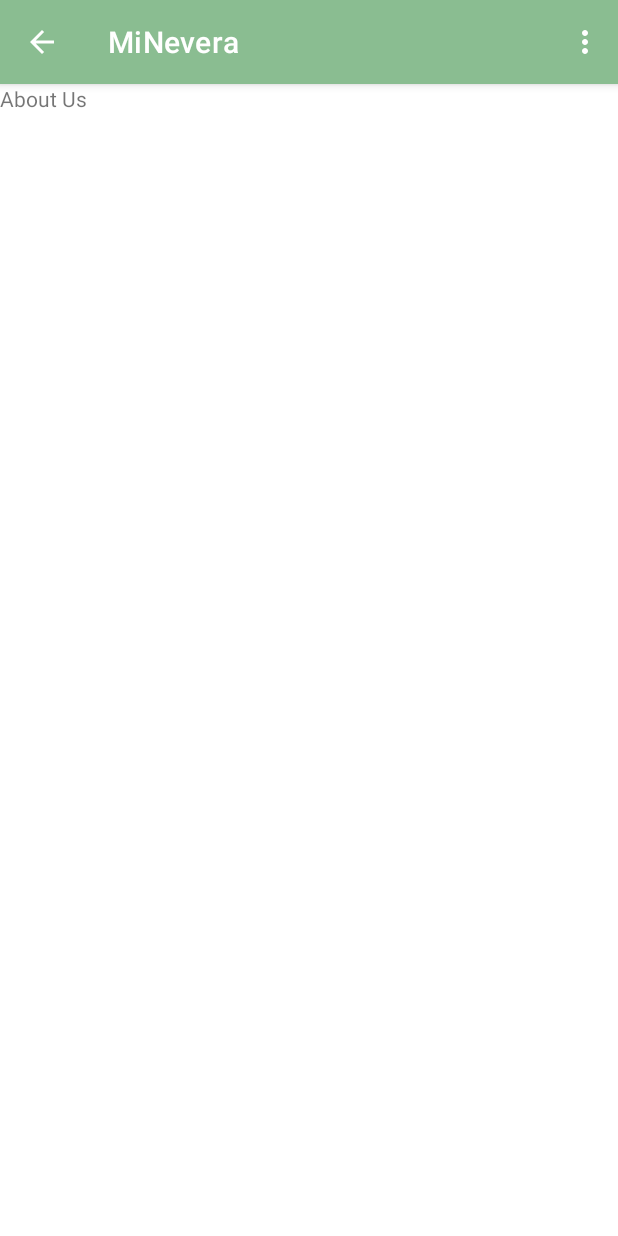
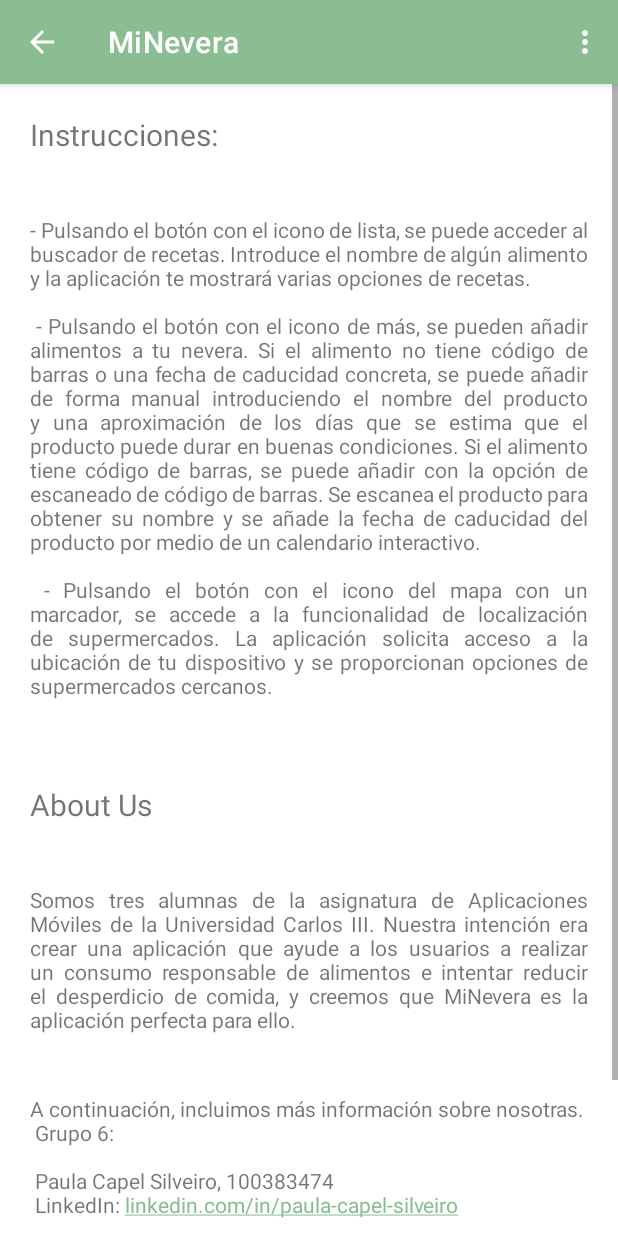
Before and after one commit to deliasnchzgmz/MiNevera, an Android app: the AboutUs screen opened directly, with no data from a screen before it, on a phone screen of 412 x 824 dp. Run offline under Robolectric (Android 15) with nearby library versions, the phone set to English and light mode, and no system bars.

Commit message:
About us

```diff
--- a/app/src/main/res/layout/activity_about_us.xml
+++ b/app/src/main/res/layout/activity_about_us.xml
@@ -5,16 +5,72 @@
     android:layout_width="match_parent"
     android:layout_height="match_parent"
     tools:context=".AboutUs">
+
+        <ScrollView
+            android:layout_width="match_parent"
+            android:layout_height="match_parent">
         <RelativeLayout
             android:layout_width="match_parent"
             android:layout_height="match_parent">
+
                 <TextView
-            android:id="@+id/textView"
+                    android:id="@+id/textInstructions"
+                    android:layout_width="wrap_content"
+                    android:layout_height="wrap_content"
+                    android:text="@string/textInstructions"
+                    tools:layout_editor_absoluteX="39dp"
+                    tools:layout_editor_absoluteY="40dp"
+                    android:textSize="20sp"
+                    android:layout_margin="20dp"/>
+
+                <TextView
+                    android:id="@+id/textInstructions1"
+                    android:layout_width="wrap_content"
+                    android:layout_height="wrap_content"
+                    android:text="@string/textInstructions1"
+                    android:layout_margin="20dp"
+                    tools:layout_editor_absoluteX="39dp"
+                    tools:layout_editor_absoluteY="40dp"
+                    android:justificationMode="inter_word"
+                    android:layout_below="@+id/textInstructions"
+                    />
+
+                <TextView
+                    android:id="@+id/textAboutUs"
                     android:layout_width="wrap_content"
                     android:layout_height="wrap_content"
                     android:text="@string/text_au"
                     tools:layout_editor_absoluteX="39dp"
-            tools:layout_editor_absoluteY="40dp" />
+                    tools:layout_editor_absoluteY="40dp"
+                    android:textSize="20sp"
+                    android:layout_margin="20dp"
+                    android:layout_below="@+id/textInstructions1"/>
+
+                <TextView
+                    android:id="@+id/textAboutUs1"
+                    android:layout_width="wrap_content"
+                    android:layout_height="wrap_content"
+                    android:text="@string/text_au1"
+                    android:layout_margin="20dp"
+                    tools:layout_editor_absoluteX="39dp"
+                    tools:layout_editor_absoluteY="40dp"
+                    android:justificationMode="inter_word"
+                    android:layout_below="@+id/textAboutUs"
+                    />
+
+                <TextView
+                    android:id="@+id/textAboutUs2"
+                    android:layout_width="wrap_content"
+                    android:layout_height="wrap_content"
+                    android:text="@string/text_au2"
+                    android:layout_margin="20dp"
+                    tools:layout_editor_absoluteX="39dp"
+                    tools:layout_editor_absoluteY="40dp"
+                    android:justificationMode="inter_word"
+                    android:layout_below="@+id/textAboutUs1"
+                    android:autoLink="web"/>
+
         </RelativeLayout>
+</ScrollView>
 
 </androidx.constraintlayout.widget.ConstraintLayout>
--- a/app/src/main/res/values/strings.xml
+++ b/app/src/main/res/values/strings.xml
@@ -1,7 +1,37 @@
 <resources>
     <string name="app_name">MiNevera</string>
 
+
+    # instructions
+    <string name="textInstructions">Instrucciones:</string>
+    <string name="textInstructions1">- Pulsando el botón con el icono de lista, se puede acceder al buscador de recetas. Introduce el nombre de algún alimento y la aplicación te mostrará varias opciones de recetas.\n\n
+    - Pulsando el botón con el icono de más, se pueden añadir alimentos a tu nevera. Si el alimento no tiene código de barras o una fecha de caducidad concreta,  se puede añadir de forma manual introduciendo el nombre del producto y una aproximación de los días que se estima que el producto puede durar en buenas condiciones. Si el alimento tiene código de barras, se puede añadir con la opción de escaneado de código de barras. Se escanea el producto para obtener su nombre y se añade la fecha de caducidad del producto por medio de un calendario interactivo.\n\n
+    - Pulsando el botón con el icono del mapa con un marcador, se accede a la funcionalidad de localización de supermercados. La aplicación solicita acceso a la ubicación de tu dispositivo y se proporcionan opciones de supermercados cercanos. \n
+</string>
+
+
+    # about us
     <string name="text_au">About Us</string>
+    <string name="text_au1">
+        Somos tres alumnas de la asignatura de Aplicaciones Móviles de
+        la Universidad Carlos III. Nuestra intención era crear una aplicación que ayude a
+        los usuarios a realizar un consumo responsable de alimentos e intentar reducir el
+        desperdicio de comida, y creemos que MiNevera es la aplicación perfecta para ello.
+    </string>
+    <string name="text_au2">
+        A continuación, incluimos más información sobre nosotras.\n
+        Grupo 6:\n\n
+        Paula Capel Silveiro, 100383474\n
+        LinkedIn: linkedin.com/in/paula-capel-silveiro \n
+        \n
+        Delia Sánchez Gómez, 100383339\n
+        LinkedIn: linkedin.com/in/deliasgmz \n
+        \n
+        Paula Madrid Alonso, 100406260 \n
+        LinkedIn: linkedin.com/in/paula-madrid-alonso \n
+    </string>
+
+
     <string name="text_map">MAPA</string>
 
     <string name="action_settings">Settings</string>
--- a/build.gradle
+++ /dev/null
@@ -1,11 +0,0 @@
-// Top-level build file where you can add configuration options common to all sub-projects/modules.
-plugins {
-    id 'com.android.application' version '7.1.2' apply false
-    id 'com.android.library' version '7.1.2' apply false
-
-
-}
-
-task clean(type: Delete) {
-    delete rootProject.buildDir
-}
--- a/gradle.properties
+++ /dev/null
@@ -1,21 +0,0 @@
-# Project-wide Gradle settings.
-# IDE (e.g. Android Studio) users:
-# Gradle settings configured through the IDE *will override*
-# any settings specified in this file.
-# For more details on how to configure your build environment visit
-# http://www.gradle.org/docs/current/userguide/build_environment.html
-# Specifies the JVM arguments used for the daemon process.
-# The setting is particularly useful for tweaking memory settings.
-org.gradle.jvmargs=-Xmx2048m -Dfile.encoding=UTF-8
-# When configured, Gradle will run in incubating parallel mode.
-# This option should only be used with decoupled projects. More details, visit
-# http://www.gradle.org/docs/current/userguide/multi_project_builds.html#sec:decoupled_projects
-# org.gradle.parallel=true
-# AndroidX package structure to make it clearer which packages are bundled with the
-# Android operating system, and which are packaged with your app"s APK
-# https://developer.android.com/topic/libraries/support-library/androidx-rn
-android.useAndroidX=true
-# Enables namespacing of each library's R class so that its R class includes only the
-# resources declared in the library itself and none from the library's dependencies,
-# thereby reducing the size of the R class for that library
-android.nonTransitiveRClass=true
--- a/settings.gradle
+++ /dev/null
@@ -1,16 +0,0 @@
-pluginManagement {
-    repositories {
-        gradlePluginPortal()
-        google()
-        mavenCentral()
-    }
-}
-dependencyResolutionManagement {
-    repositoriesMode.set(RepositoriesMode.FAIL_ON_PROJECT_REPOS)
-    repositories {
-        google()
-        mavenCentral()
-    }
-}
-rootProject.name = "MiNevera"
-include ':app'
```
Also changed, not shown: 3 other files. Lines whose indentation alone changed are shown as unchanged.
